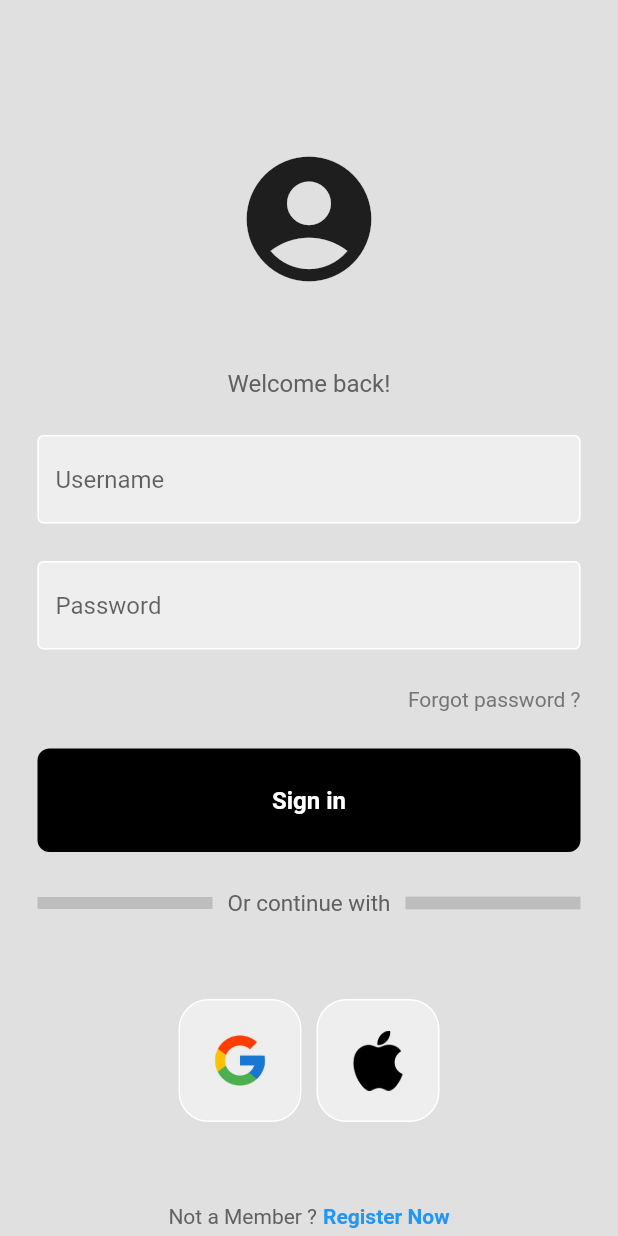
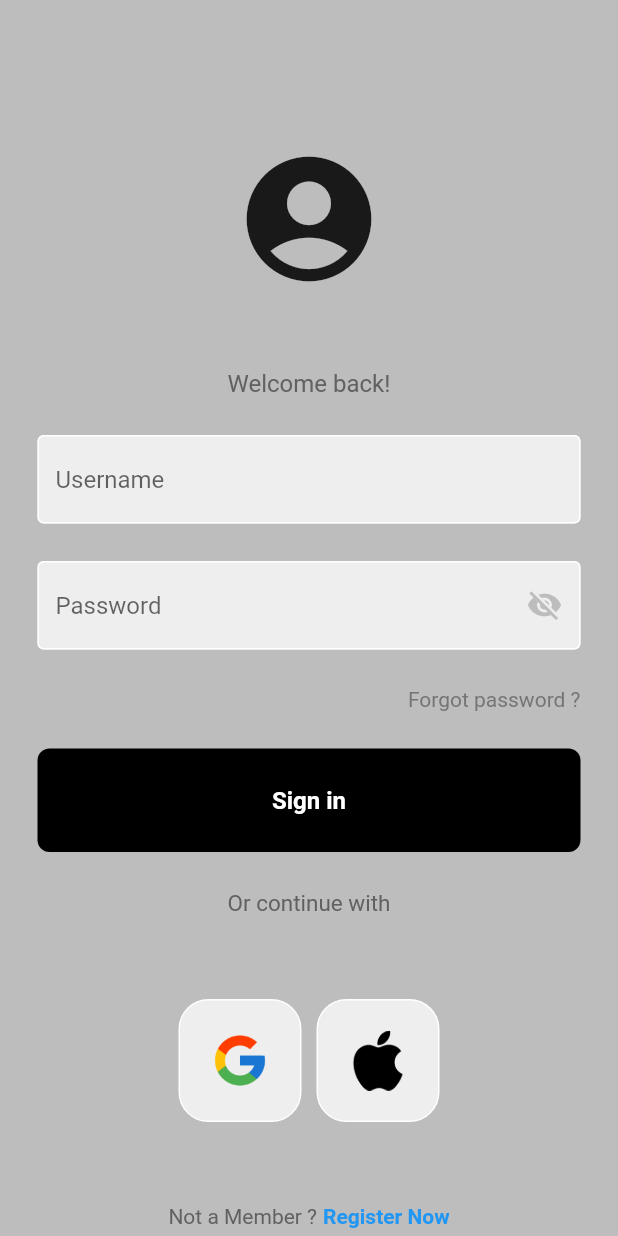
Before and after one commit to leagueliine/flutterLoginView, a Flutter app: the screen it shows after launch, on a phone screen of 412 x 824 dp. Run offline on Flutter 3.47's test engine with Material 2 defaults, Android fonts, the phone set to English and light mode, and no system bars; our stand-ins replace get.

Commit message:
do settings

```diff
--- a/lib/login/text_field.dart
+++ b/lib/login/text_field.dart
@@ -4,12 +4,16 @@ class TextFieldUI extends StatelessWidget {
   final controller;
   final String hintText;
   final bool obscureText;
+  final String? textFieldValue;
+  final ValueChanged<String>? onChange;
 
   const TextFieldUI({
     super.key,
     required this.controller,
     required this.hintText,
     required this.obscureText,
+    this.textFieldValue,
+    this.onChange,
   });
 
   @override
@@ -23,8 +27,8 @@ class TextFieldUI extends StatelessWidget {
           enabledBorder: const OutlineInputBorder(
             borderSide: BorderSide(color: Colors.white),
           ),
-          focusedBorder: OutlineInputBorder(
-            borderSide: BorderSide(color: Colors.grey.shade400),
+          focusedBorder: const OutlineInputBorder(
+            borderSide: BorderSide(color: Colors.blueAccent),
           ),
           fillColor: Colors.grey.shade200,
           filled: true,
--- a/lib/main.dart
+++ b/lib/main.dart
@@ -4,16 +4,25 @@ import 'package:my_test_app/login/square_tile.dart';
 import 'package:my_test_app/login/text_field.dart';
 
 void main() {
-  runApp(MyApp());
+  runApp(const TestFormFLutter());
 }
 
-class MyApp extends StatelessWidget {
-  MyApp({Key? key}) : super(key: key);
+class TestFormFLutter extends StatefulWidget {
+  const TestFormFLutter({Key? key}) : super(key: key);
 
+  @override
+  State<TestFormFLutter> createState() => _TestFormFLutterState();
+}
+
+class _TestFormFLutterState extends State<TestFormFLutter> {
   final nameController = TextEditingController();
   final passController = TextEditingController();
 
-  void signUserIn() {}
+  late bool _showPass = false;
+
+  void signUserIn() {
+    print({"name": nameController.text, "password": passController.text});
+  }
 
   @override
   Widget build(BuildContext context) {
@@ -21,7 +30,7 @@ class MyApp extends StatelessWidget {
       debugShowCheckedModeBanner: false,
       home: Scaffold(
         resizeToAvoidBottomInset: false,
-        backgroundColor: Colors.grey[300],
+        backgroundColor: Colors.grey[400],
         body: SafeArea(
           child: Center(
             child: Column(
@@ -56,10 +65,35 @@ class MyApp extends StatelessWidget {
                   height: 25,
                 ),
 
-                TextFieldUI(
-                  controller: passController,
-                  hintText: "Password",
-                  obscureText: true,
+                Padding(
+                  padding: const EdgeInsets.symmetric(horizontal: 25.0),
+                  child: TextField(
+                    controller: passController,
+                    obscureText: _showPass ? true : false,
+                    decoration: InputDecoration(
+                      enabledBorder: const OutlineInputBorder(
+                        borderSide: BorderSide(color: Colors.white),
+                      ),
+                      focusedBorder: const OutlineInputBorder(
+                        borderSide: BorderSide(color: Colors.blueAccent),
+                      ),
+                      fillColor: Colors.grey.shade200,
+                      filled: true,
+                      hintText: "Password",
+                      suffixIcon: GestureDetector(
+                          child: Icon(
+                            _showPass == false
+                                ? Icons.visibility_off
+                                : Icons.visibility,
+                            color: Colors.grey[400],
+                          ),
+                          onTap: () {
+                            setState(() {
+                              _showPass = !_showPass;
+                            });
+                          }),
+                    ),
+                  ),
                 ),
                 //forgot password
                 const SizedBox(
```
Also changed, not shown: 1 other file.
